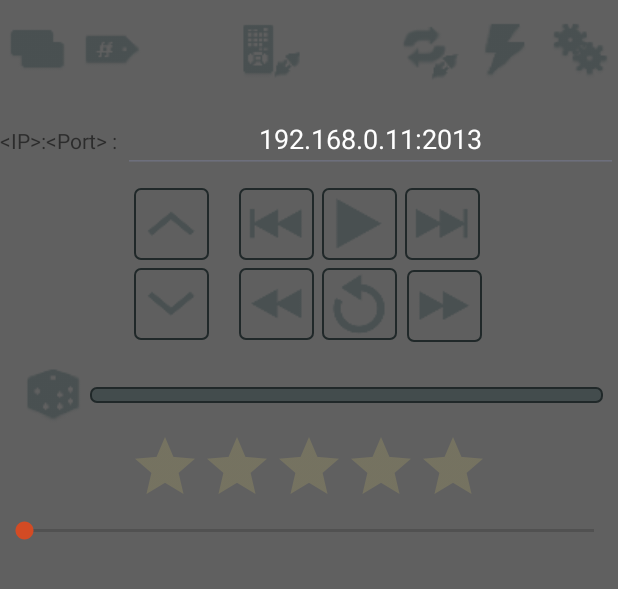
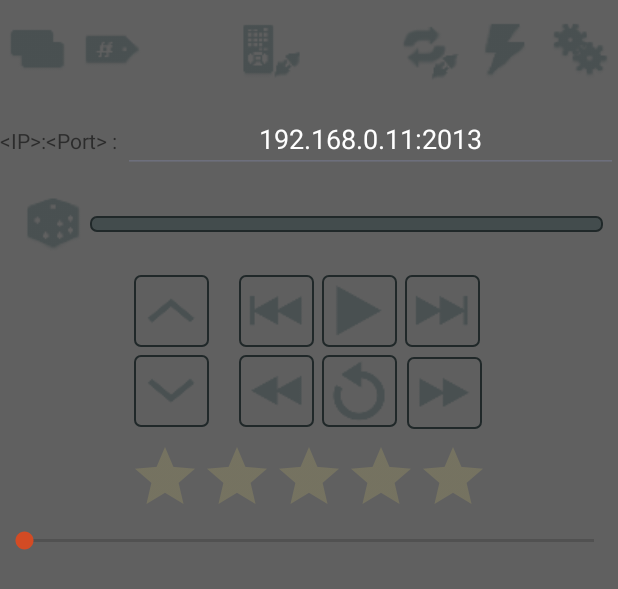
Before and after one commit to phramusca/JaMuz-Remote, an Android app: the layout content_main.xml on its own in the app's theme, with its tools: preview values and no code run, on a phone screen of 412 x 824 dp. Shown: the top 589 px of the screen. Run offline under Robolectric (Android 15) with nearby library versions, the phone set to English and light mode, and no system bars.

Commit message:
switched rating bar location

```diff
--- a/app/src/main/res/layout/content_main.xml
+++ b/app/src/main/res/layout/content_main.xml
@@ -117,6 +117,34 @@
     </GridLayout>
 
     <LinearLayout
+        android:layout_width="match_parent"
+        android:layout_height="wrap_content"
+        android:paddingTop="10dp"
+        android:paddingStart="10dp">
+
+        <ToggleButton
+            android:id="@+id/button_random_toggle"
+            android:layout_width="50dp"
+            android:layout_height="wrap_content"
+            style="@style/ToggleButton"
+            android:background="@drawable/ic_toggle_random"
+            android:layout_gravity="center_vertical"/>
+
+        <Spinner
+            android:layout_width="match_parent"
+            android:layout_height="wrap_content"
+            android:id="@+id/spinner"
+            android:popupBackground="#DDFFFFFF"
+            android:background="@drawable/ic_gradient_spinner"
+            android:paddingStart="10dp"
+            android:paddingEnd="20dp"
+            android:paddingTop="5dp"
+            android:paddingBottom="5dp"
+            android:layout_gravity="center_vertical"
+            android:layout_marginEnd="10dp"/>
+    </LinearLayout>
+
+    <LinearLayout
         android:orientation="vertical"
         android:layout_width="match_parent"
         android:layout_height="wrap_content"
@@ -214,35 +242,18 @@
         app:alignItems="stretch"
         app:alignContent="stretch"
         android:layout_gravity="center">
+
+        <!-- Dummy item to see FlexBox in Preview and padTop -->
+        <LinearLayout android:id="@+id/dummy2"
+            android:focusable="true"
+            android:focusableInTouchMode="true"
+            android:layout_width="0px"
+            android:layout_height="10px"
+            android:layout_row="0"
+            android:layout_column="0"
+            android:orientation="horizontal" />
+
     </com.google.android.flexbox.FlexboxLayout>
-
-    <LinearLayout
-        android:layout_width="match_parent"
-        android:layout_height="wrap_content"
-        android:paddingTop="10dp"
-        android:paddingStart="10dp">
-
-        <ToggleButton
-            android:id="@+id/button_random_toggle"
-            android:layout_width="50dp"
-            android:layout_height="wrap_content"
-            style="@style/ToggleButton"
-            android:background="@drawable/ic_toggle_random"
-            android:layout_gravity="center_vertical"/>
-
-        <Spinner
-            android:layout_width="match_parent"
-            android:layout_height="wrap_content"
-            android:id="@+id/spinner"
-            android:popupBackground="#DDFFFFFF"
-            android:background="@drawable/ic_gradient_spinner"
-            android:paddingStart="10dp"
-            android:paddingEnd="20dp"
-            android:paddingTop="5dp"
-            android:paddingBottom="5dp"
-            android:layout_gravity="center_vertical"
-            android:layout_marginEnd="10dp"/>
-    </LinearLayout>
 
     <RatingBar
         android:layout_width="wrap_content"
```
